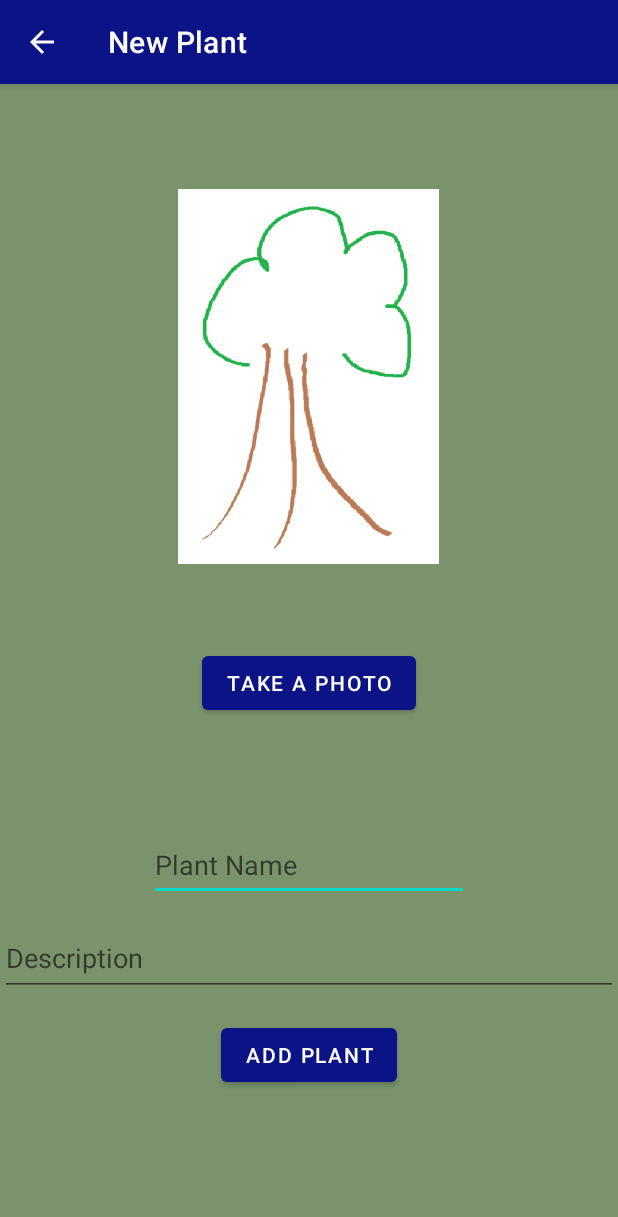
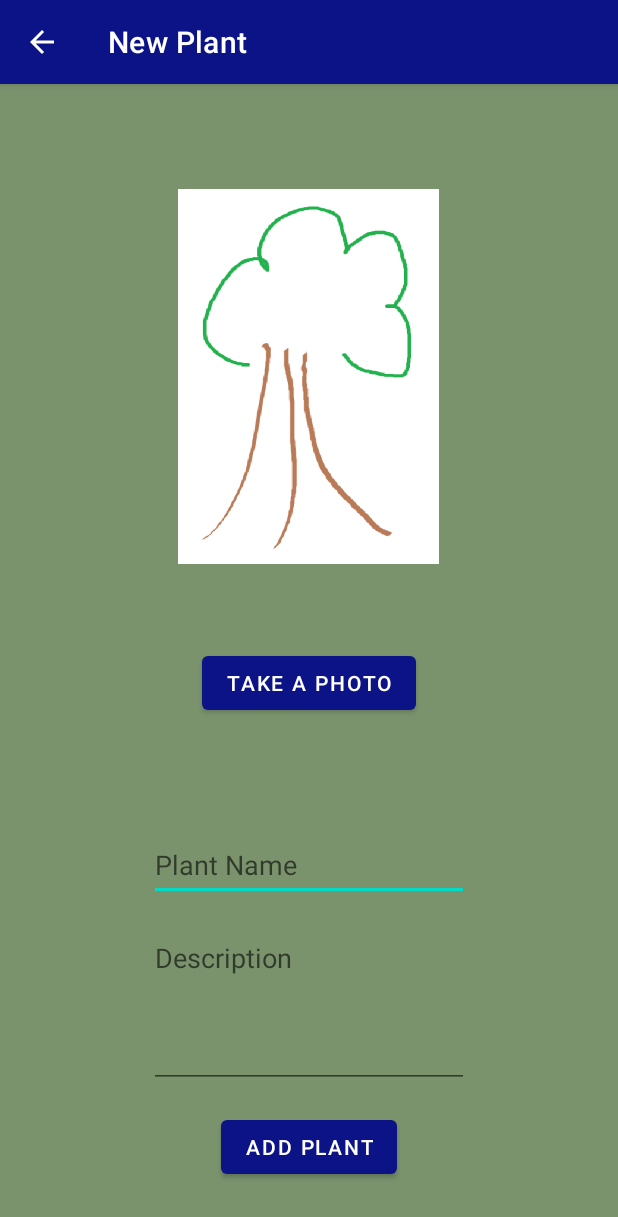
Before and after one commit to MJLablanc1/Plant_Tracker2, an Android app: the PlantInput screen opened directly, with no data from a screen before it, on a phone screen of 412 x 824 dp. Shown: the top 1217 px of the screen. Run offline under Robolectric (Android 15) with nearby library versions, the phone set to English and light mode, and no system bars; our stand-ins replace Firebase (no records; nobody signed in at launch, a user with empty details on screens opened directly); 2 statements that could not run were skipped.

Commit message:
changed map zoom to 18F, added background to plant view, and plan input description is larger

```diff
--- a/app/src/main/java/com/isit322/plant_tracker/MapActivity.kt
+++ b/app/src/main/java/com/isit322/plant_tracker/MapActivity.kt
@@ -99,7 +99,7 @@ class MapActivity : AppCompatActivity(), OnMapReadyCallback, GoogleMap.OnMarkerC
                         long = location.longitude
                         lat = location.latitude
                         val newOne = LatLng(lat, long)
-                        val newZoom = 6F
+                        val newZoom = 18F
                         mapHere?.animateCamera(CameraUpdateFactory.newLatLngZoom(newOne, newZoom))
                         mapHere?.isMyLocationEnabled = true
                     }
--- a/app/src/main/res/layout/activity_plant_input.xml
+++ b/app/src/main/res/layout/activity_plant_input.xml
@@ -57,15 +57,16 @@
 
         <EditText
             android:id="@+id/PlantDescription"
-            android:layout_width="match_parent"
-            android:layout_height="wrap_content"
+            android:layout_width="wrap_content"
+            android:layout_height="match_parent"
             android:layout_marginTop="15dp"
             android:ems="10"
             android:gravity="start|top"
             android:hint="Description"
             android:inputType="textMultiLine"
             android:minHeight="48dp"
-            android:maxLength="255"
+            android:lines="4"
+            android:maxLines="4"
             android:layout_gravity="center" />
 
         <Button
--- a/app/src/main/res/layout/activity_plant_view.xml
+++ b/app/src/main/res/layout/activity_plant_view.xml
@@ -5,6 +5,7 @@
     xmlns:app="http://schemas.android.com/apk/res-auto"
     android:layout_width="match_parent"
     android:layout_height="match_parent"
+    android:background="@color/backgroundGreen"
     tools:context=".PlantInput">
 
     <TextView
```
